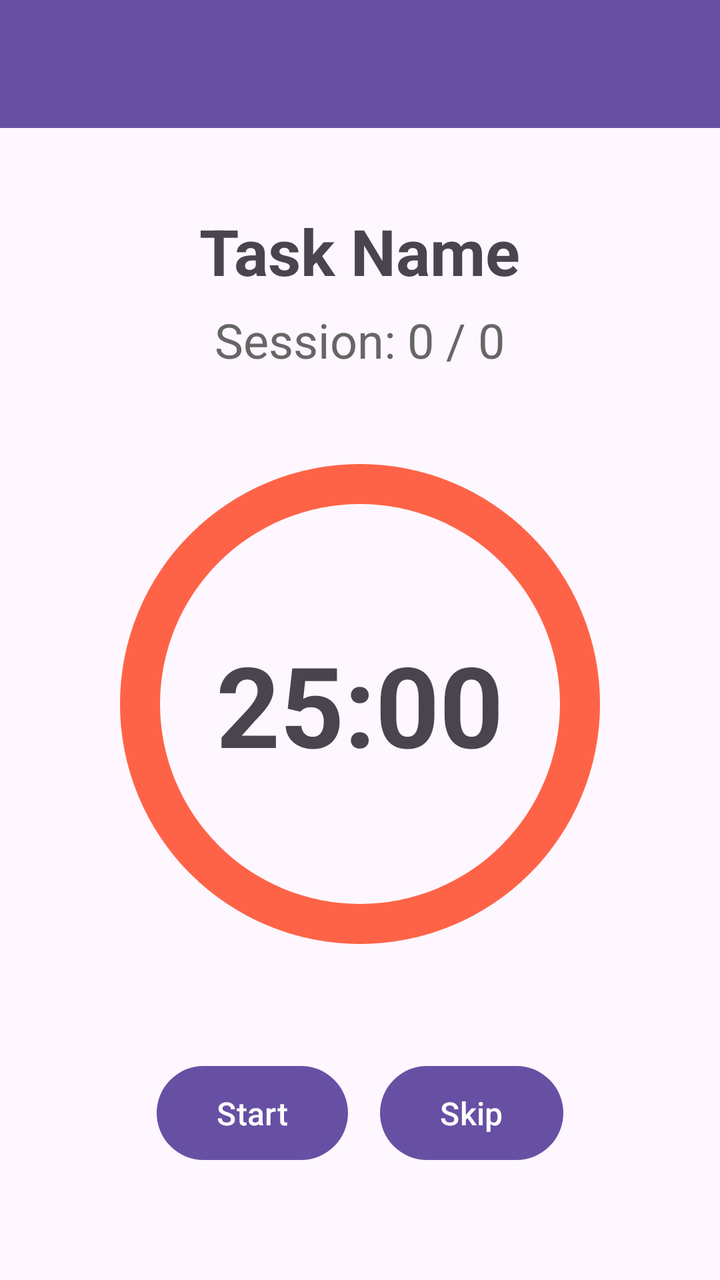
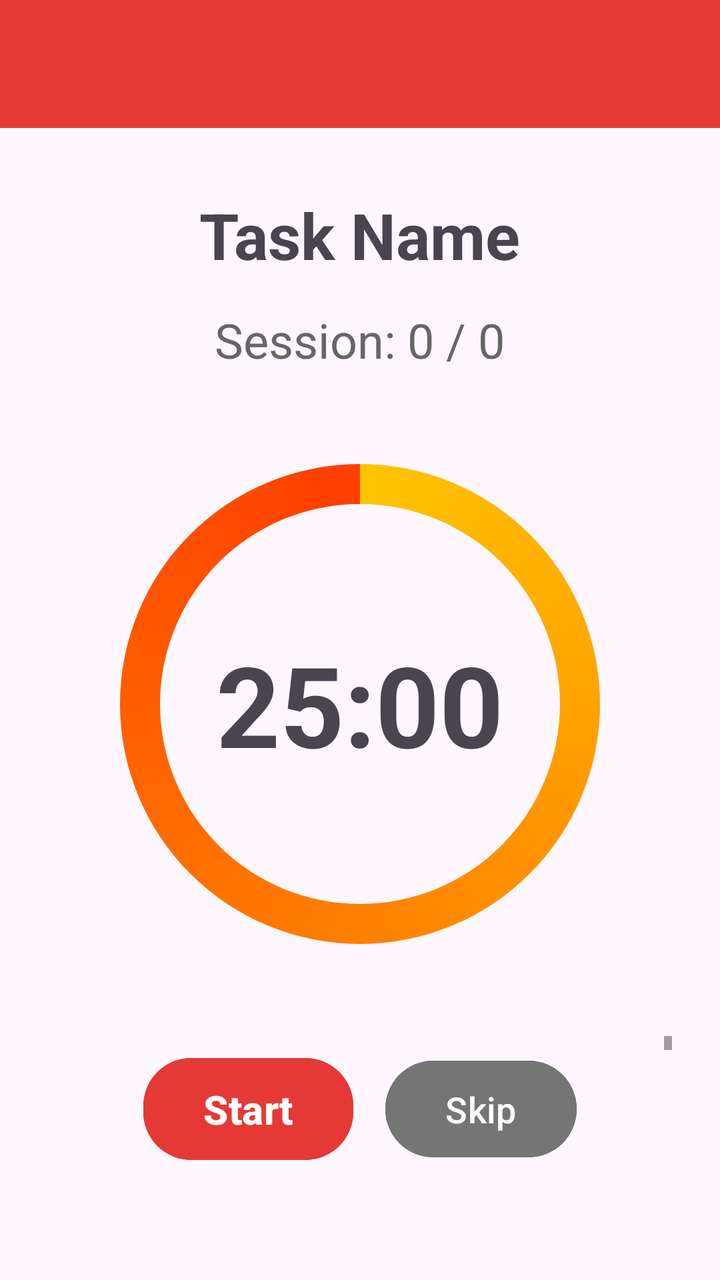

Compare the two renders of this Android layout. The source of the first and the diff that turns it into the second are given below.
<!-- AndroidManifest.xml: application theme Theme.Pomodoro -->
<!-- res/layout/activity_timer.xml -->
<?xml version="1.0" encoding="utf-8"?>
<RelativeLayout xmlns:android="http://schemas.android.com/apk/res/android"
    android:layout_width="match_parent"
    android:layout_height="match_parent">

    <androidx.appcompat.widget.Toolbar
        android:id="@+id/toolbar_timer"
        android:layout_width="match_parent"
        android:layout_height="?attr/actionBarSize"
        android:background="?attr/colorPrimary"
        android:theme="@style/ThemeOverlay.Material3.Dark.ActionBar" />

    <RelativeLayout
        android:layout_width="match_parent"
        android:layout_height="match_parent"
        android:layout_below="@id/toolbar_timer"
        android:padding="24dp">

        <TextView
            android:id="@+id/text_strict_indicator"
            android:layout_width="match_parent"
            android:layout_height="wrap_content"
            android:layout_alignParentTop="true"
            android:background="#FFCDD2"
            android:padding="8dp"
            android:text="STRICT MODE ACTIVE"
            android:textAlignment="center"
            android:textColor="#B00020"
            android:textStyle="bold"
            android:visibility="gone" />

        <TextView
            android:id="@+id/text_active_task_name"
            android:layout_width="wrap_content"
            android:layout_height="wrap_content"
            android:layout_below="@id/text_strict_indicator"
            android:layout_centerHorizontal="true"
            android:layout_marginTop="16dp"
            android:text="Task Name"
            android:textSize="32sp"
            android:textStyle="bold" />

        <TextView
            android:id="@+id/text_session_count"
            android:layout_width="wrap_content"
            android:layout_height="wrap_content"
            android:layout_above="@id/layout_timer_circle"
            android:layout_centerHorizontal="true"
            android:layout_marginBottom="16dp"
            android:text="Session: 0 / 0"
            android:textSize="24sp"
            android:textColor="#666666" />

        <RelativeLayout
            android:id="@+id/layout_timer_circle"
            android:layout_width="300dp"
            android:layout_height="300dp"
            android:layout_centerInParent="true">

            <ProgressBar
                android:id="@+id/progress_timer"
                style="?android:attr/progressBarStyleHorizontal"
                android:layout_width="match_parent"
                android:layout_height="match_parent"
                android:indeterminate="false"
                android:max="100"
                android:progress="100"
                android:progressDrawable="@drawable/circular_progress" />

            <TextView
                android:id="@+id/text_countdown"
                android:layout_width="wrap_content"
                android:layout_height="wrap_content"
                android:layout_centerInParent="true"
                android:text="25:00"
                android:textSize="56sp"
                android:textStyle="bold" />
        </RelativeLayout>

        <TextView
            android:id="@+id/text_quote"
            android:layout_width="match_parent"
            android:layout_height="wrap_content"
            android:layout_below="@id/layout_timer_circle"
            android:layout_marginTop="24dp"
            android:textAlignment="center"
            android:textSize="19sp"
            android:textStyle="italic" />

        <LinearLayout
            android:layout_width="match_parent"
            android:layout_height="wrap_content"
            android:layout_alignParentBottom="true"
            android:layout_marginBottom="32dp"
            android:orientation="horizontal"
            android:gravity="center">

            <Button
                android:id="@+id/btn_start_pause"
                android:layout_width="wrap_content"
                android:layout_height="wrap_content"
                android:text="Start"
                android:layout_marginEnd="16dp"/>

            <Button
                android:id="@+id/btn_skip"
                android:layout_width="wrap_content"
                android:layout_height="wrap_content"
                android:text="Skip" />
        </LinearLayout>
    </RelativeLayout>
</RelativeLayout>
<!-- resources referenced by this layout -->
<resources>
  <!-- drawable circular_progress (drawable) -->
  <?xml version="1.0" encoding="utf-8"?>
  <layer-list xmlns:android="http://schemas.android.com/apk/res/android">
      
      <item>
          <shape android:shape="ring" android:thicknessRatio="15" android:useLevel="false">
              <solid android:color="#E0E0E0" />
          </shape>
      </item>
      
      <item>
          <rotate android:fromDegrees="270" android:toDegrees="270">
              <shape android:shape="ring" android:thicknessRatio="15" android:useLevel="true">
                  <solid android:color="#FF6347" />
              </shape>
          </rotate>
      </item>
  </layer-list>
  <style name="Theme.Pomodoro" parent="Base.Theme.Pomodoro" />
  <style name="Base.Theme.Pomodoro" parent="Theme.Material3.DayNight.NoActionBar">
          
          
          <item name="alertDialogTheme">@style/CustomAlertDialogTheme</item>
          <item name="materialButtonStyle">@style/CustomButtonStyle</item>
      </style>
  <style name="CustomAlertDialogTheme" parent="ThemeOverlay.Material3.MaterialAlertDialog">
          <item name="materialAlertDialogTitleTextStyle">@style/CustomAlertDialogTitleStyle</item>
          <item name="materialAlertDialogBodyTextStyle">@style/CustomAlertDialogBodyStyle</item>
          <item name="buttonBarButtonStyle">@style/CustomAlertButtonStyle</item>
      </style>
  <style name="CustomButtonStyle" parent="Widget.Material3.Button">
          <item name="android:textSize">16sp</item>
          <item name="android:minHeight">55dp</item>
          <item name="android:paddingTop">12dp</item>
          <item name="android:paddingBottom">12dp</item>
          <item name="android:paddingStart">30dp</item>
          <item name="android:paddingEnd">30dp</item>
      </style>
  <style name="CustomAlertDialogTitleStyle" parent="MaterialAlertDialog.Material3.Title.Text">
          <item name="android:textSize">24sp</item>
      </style>
  <style name="CustomAlertDialogBodyStyle" parent="MaterialAlertDialog.Material3.Body.Text">
          <item name="android:textSize">19sp</item>
      </style>
  <style name="CustomAlertButtonStyle" parent="Widget.Material3.Button.TextButton.Dialog">
          <item name="android:textSize">16sp</item>
      </style>
</resources>

<!-- the commit's change to res/layout/activity_timer.xml (unified diff, before → after) -->
@@ -1,7 +1,8 @@
 <?xml version="1.0" encoding="utf-8"?>
 <RelativeLayout xmlns:android="http://schemas.android.com/apk/res/android"
     android:layout_width="match_parent"
-    android:layout_height="match_parent">
+    android:layout_height="match_parent"
+    xmlns:app="http://schemas.android.com/apk/res-auto">
 
     <androidx.appcompat.widget.Toolbar
         android:id="@+id/toolbar_timer"
@@ -35,10 +36,22 @@
             android:layout_height="wrap_content"
             android:layout_below="@id/text_strict_indicator"
             android:layout_centerHorizontal="true"
-            android:layout_marginTop="16dp"
+            android:layout_marginTop="8dp"
             android:text="Task Name"
             android:textSize="32sp"
             android:textStyle="bold" />
+
+        <com.airbnb.lottie.LottieAnimationView
+            android:id="@+id/lottie_animation"
+            android:layout_width="120dp"
+            android:layout_height="120dp"
+            android:layout_below="@id/text_active_task_name"
+            android:layout_centerHorizontal="true"
+            android:layout_marginTop="8dp"
+            app:lottie_rawRes="@raw/relax_anim"
+            app:lottie_autoPlay="true"
+            app:lottie_loop="true"
+            android:visibility="gone"/>
 
         <TextView
             android:id="@+id/text_session_count"
@@ -77,17 +90,47 @@
                 android:textStyle="bold" />
         </RelativeLayout>
 
-        <TextView
-            android:id="@+id/text_quote"
+        <LinearLayout
             android:layout_width="match_parent"
             android:layout_height="wrap_content"
             android:layout_below="@id/layout_timer_circle"
-            android:layout_marginTop="24dp"
-            android:textAlignment="center"
-            android:textSize="19sp"
-            android:textStyle="italic" />
+            android:layout_above="@id/layout_bottom_buttons"
+            android:layout_marginTop="16dp"
+            android:orientation="vertical"
+            android:gravity="center">
+
+            
+            <ScrollView
+                android:layout_width="match_parent"
+                android:layout_height="0dp"
+                android:layout_weight="1">
+
+                <TextView
+                    android:id="@+id/text_quote"
+                    android:layout_width="match_parent"
+                    android:layout_height="wrap_content"
+                    android:textAlignment="center"
+                    android:textSize="18sp"
+                    android:textStyle="italic"
+                    android:paddingHorizontal="24dp"/>
+            </ScrollView>
+
+            <ImageButton
+                android:id="@+id/btn_favorite_quote"
+                android:layout_width="48dp"
+                android:layout_height="48dp"
+                android:layout_marginTop="8dp"
+                android:layout_marginBottom="8dp"
+                android:background="@android:color/transparent"
+                android:src="@android:drawable/star_off"
+                app:tint="#FFC107"
+                android:scaleType="fitCenter"
+                android:visibility="gone"
+                android:contentDescription="Lưu trích dẫn" />
+        </LinearLayout>
 
         <LinearLayout
+            android:id="@+id/layout_bottom_buttons"
             android:layout_width="match_parent"
             android:layout_height="wrap_content"
             android:layout_alignParentBottom="true"
@@ -100,13 +143,24 @@
                 android:layout_width="wrap_content"
                 android:layout_height="wrap_content"
                 android:text="Start"
-                android:layout_marginEnd="16dp"/>
+                android:textSize="20sp"
+                android:textStyle="bold"
+                android:layout_marginEnd="16dp"
+                android:paddingHorizontal="40dp"
+                android:paddingVertical="12dp"
+                android:backgroundTint="@color/pomodoro_primary"
+                app:cornerRadius="24dp"/>
 
             <Button
                 android:id="@+id/btn_skip"
                 android:layout_width="wrap_content"
                 android:layout_height="wrap_content"
-                android:text="Skip" />
+                android:text="Skip"
+                android:textSize="18sp"
+                android:paddingHorizontal="24dp"
+                android:paddingVertical="12dp"
+                android:backgroundTint="#757575"
+                app:cornerRadius="24dp"/>
         </LinearLayout>
     </RelativeLayout>
 </RelativeLayout>
<!-- resource entries referenced after the edit -->
@@ -1,30 +1,37 @@
 <!-- resources referenced by this layout -->
 <resources>
+  <color name="pomodoro_primary">#E53935</color>
   <!-- drawable circular_progress (drawable) -->
   <?xml version="1.0" encoding="utf-8"?>
   <layer-list xmlns:android="http://schemas.android.com/apk/res/android">
-      
       <item>
           <shape android:shape="ring" android:thicknessRatio="15" android:useLevel="false">
-              <solid android:color="#E0E0E0" />
+              <solid android:color="#F0F0F0" />
           </shape>
       </item>
-      
       <item>
           <rotate android:fromDegrees="270" android:toDegrees="270">
               <shape android:shape="ring" android:thicknessRatio="15" android:useLevel="true">
-                  <solid android:color="#FF6347" />
+                  <gradient
+                      android:angle="0"
+                      android:endColor="#FF3D00"
+                      android:startColor="#FFC400"
+                      android:type="sweep" />
               </shape>
           </rotate>
       </item>
   </layer-list>
   <style name="Theme.Pomodoro" parent="Base.Theme.Pomodoro" />
   <style name="Base.Theme.Pomodoro" parent="Theme.Material3.DayNight.NoActionBar">
-          
-          
+          <item name="colorPrimary">@color/pomodoro_primary</item>
+          <item name="colorSecondary">@color/pomodoro_secondary</item>
+          <item name="colorAccent">@color/pomodoro_accent</item>
+          <item name="colorSecondaryContainer">#FFCDD2</item>
           <item name="alertDialogTheme">@style/CustomAlertDialogTheme</item>
           <item name="materialButtonStyle">@style/CustomButtonStyle</item>
       </style>
+  <color name="pomodoro_secondary">#FFCDD2</color>
+  <color name="pomodoro_accent">#FF5722</color>
   <style name="CustomAlertDialogTheme" parent="ThemeOverlay.Material3.MaterialAlertDialog">
           <item name="materialAlertDialogTitleTextStyle">@style/CustomAlertDialogTitleStyle</item>
           <item name="materialAlertDialogBodyTextStyle">@style/CustomAlertDialogBodyStyle</item>
